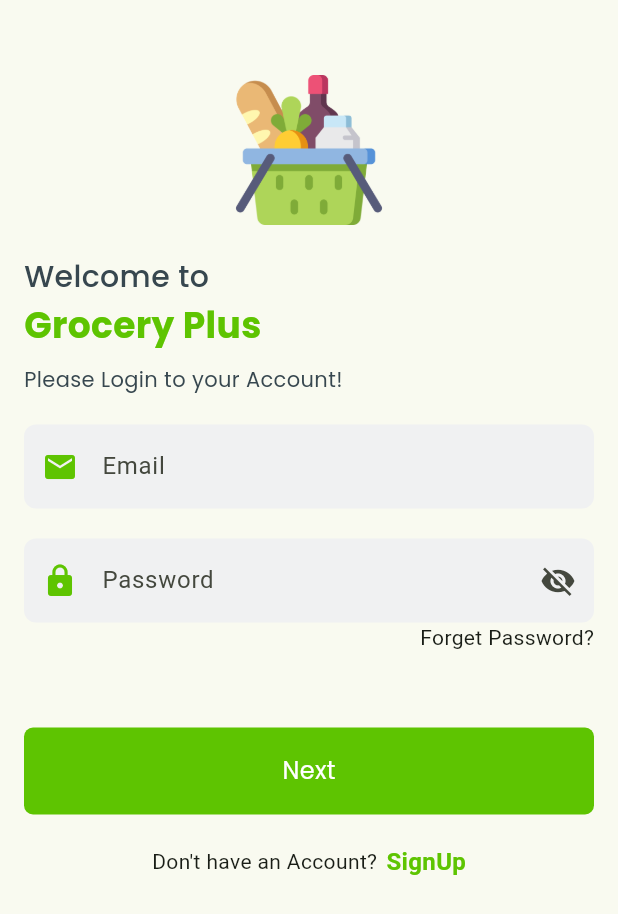
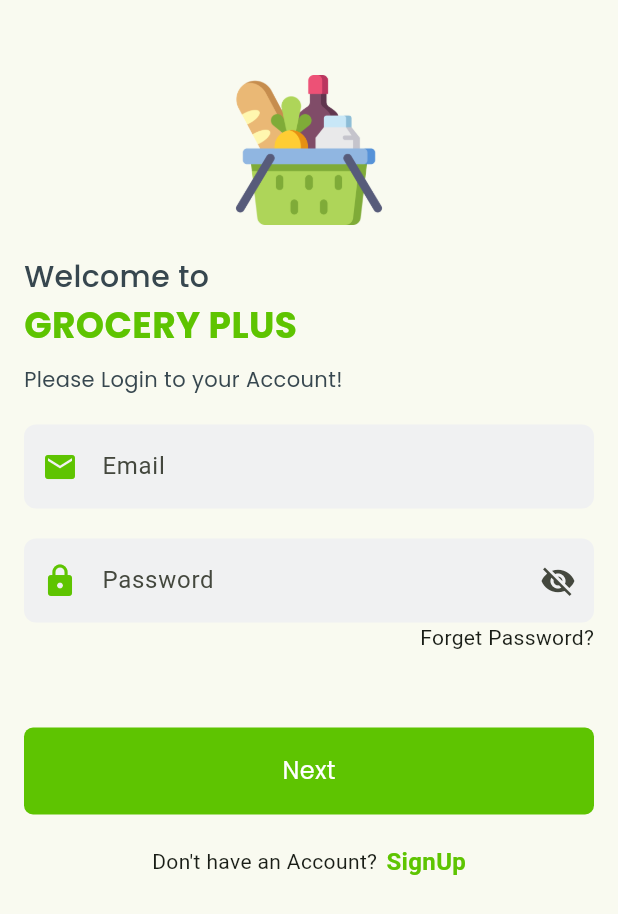
Before and after one commit to shujahaider21/Grocery-App, a Flutter app: the screen it shows after launch, on a phone screen of 412 x 824 dp. Shown: the top 914 px of the screen. Run offline on Flutter 3.47's test engine with Material 3 defaults, Android fonts, the phone set to English and light mode, and no system bars; our stand-ins replace cloud_firestore, firebase_auth, firebase_core, firebase_storage, flutter_spinkit, get and 3 more; accounts and stored records are empty.

Commit message:
fix: update text case for brand name in LoginScreen for consistency

```diff
--- a/lib/screens/login_screen.dart
+++ b/lib/screens/login_screen.dart
@@ -57,7 +57,7 @@ class _LoginScreenState extends State<LoginScreen> {
                           fontWeight: FontWeight.w500,
                           color: AppColors.fontColor,
                         )),
-                    Text("Grocery Plus",
+                    Text("GROCERY PLUS",
                         style: GoogleFonts.poppins(
                           fontSize: 24,
                           fontWeight: FontWeight.bold,
```
